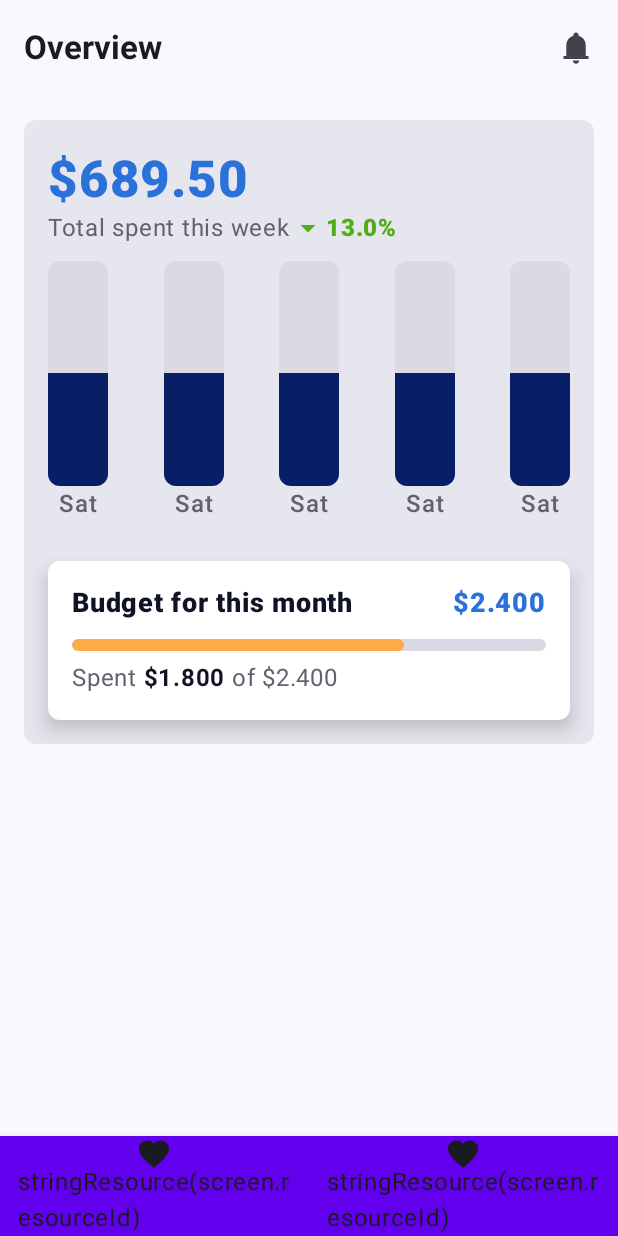
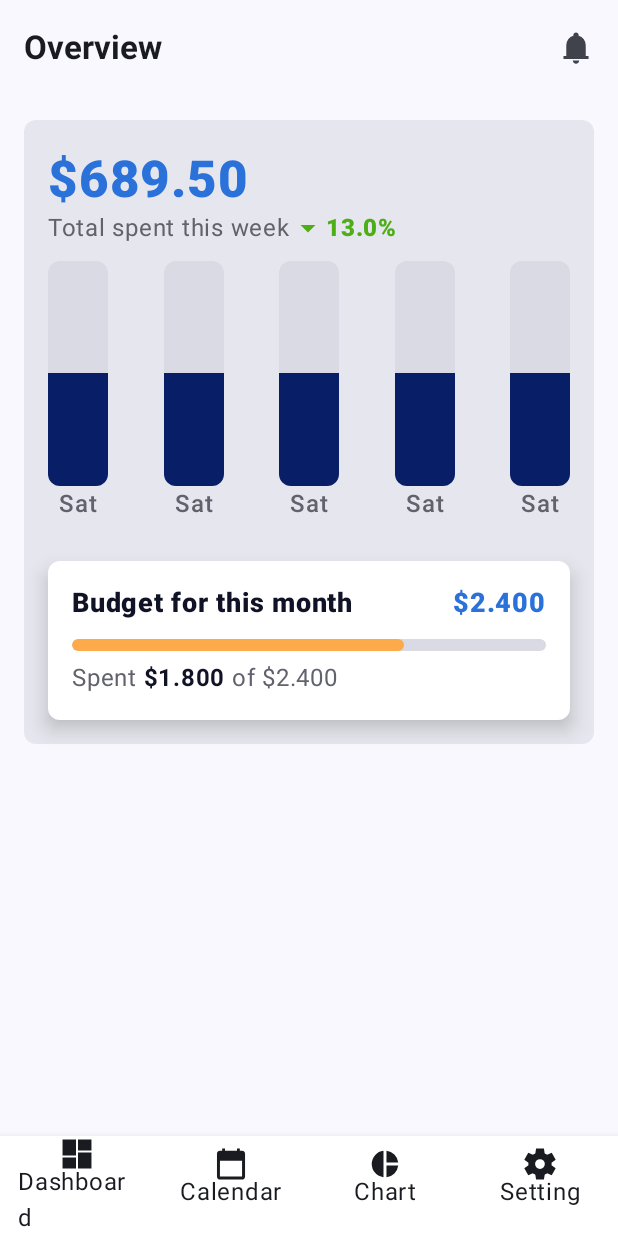
Before and after one commit to 1712916/android-jetpack-compose, an Android app built with Jetpack Compose: the screen it shows after launch (MainActivity), on a phone screen of 412 x 824 dp. Run offline under Robolectric (Android 15) with nearby library versions, the phone set to English and light mode, and no system bars.

Commit message:
update icon and label of bottom nav bar

```diff
--- a/app/src/main/java/com/example/android_jetpack_compose/views/MainView.kt
+++ b/app/src/main/java/com/example/android_jetpack_compose/views/MainView.kt
@@ -1,10 +1,15 @@
 package com.example.android_jetpack_compose.views
 
+import androidx.annotation.DrawableRes
+import androidx.annotation.StringRes
+import androidx.compose.foundation.layout.height
 import androidx.compose.foundation.layout.padding
+import androidx.compose.foundation.layout.width
 import androidx.compose.material.BottomNavigation
 import androidx.compose.material.BottomNavigationItem
 import androidx.compose.material.icons.Icons
 import androidx.compose.material.icons.filled.Favorite
+import androidx.compose.material.icons.filled.Home
 import androidx.compose.material3.ExperimentalMaterial3Api
 import androidx.compose.material3.Icon
 import androidx.compose.material3.Scaffold
@@ -12,26 +17,44 @@ import androidx.compose.material3.Text
 import androidx.compose.runtime.Composable
 import androidx.compose.runtime.getValue
 import androidx.compose.ui.Modifier
+import androidx.compose.ui.graphics.Color
+import androidx.compose.ui.graphics.vector.ImageVector
 import androidx.compose.ui.res.stringResource
+import androidx.compose.ui.res.vectorResource
+import androidx.compose.ui.tooling.preview.Preview
+import androidx.compose.ui.unit.dp
 import androidx.navigation.NavDestination.Companion.hierarchy
 import androidx.navigation.NavGraph.Companion.findStartDestination
-import androidx.navigation.compose.*
+import androidx.navigation.compose.NavHost
+import androidx.navigation.compose.composable
+import androidx.navigation.compose.currentBackStackEntryAsState
 import androidx.navigation.compose.rememberNavController
+import com.example.android_jetpack_compose.R
 
-
+@Preview
 @OptIn(ExperimentalMaterial3Api::class)
 @Composable
 fun MainView() {
     val navController = rememberNavController()
 
     Scaffold(bottomBar = {
-        BottomNavigation {
+        BottomNavigation (
+            backgroundColor = Color.White
+                ) {
             val navBackStackEntry by navController.currentBackStackEntryAsState()
             val currentDestination = navBackStackEntry?.destination
             items.forEach { screen ->
                 BottomNavigationItem(
-                    icon = { Icon(Icons.Filled.Favorite, contentDescription = null) },
-                    label = { Text("stringResource(screen.resourceId)") },
+                    icon = {
+                        Icon(
+                            imageVector = ImageVector.vectorResource(id = screen.iconId),
+                            contentDescription = "Notifications",
+                            modifier = Modifier
+                                .width(24.dp)
+                                .height(24.dp)
+                        )
+                    },
+                    label = { Text(stringResource(screen.labelId)) },
                     selected = currentDestination?.hierarchy?.any { it.route == screen.route } == true,
                     onClick = {
                         navController.navigate(screen.route) {
@@ -51,24 +74,32 @@ fun MainView() {
                 )
             }
         }
-    }) {innerPadding ->
-        NavHost(navController, startDestination = Screen.Profile.route, Modifier.padding(innerPadding)) {
-            composable(Screen.Profile.route) {
-               DashBoardView()
+    }) { innerPadding ->
+        NavHost(
+            navController,
+            startDestination = Screen.Dashboard.route,
+            Modifier.padding(innerPadding)
+        ) {
+            composable(Screen.Dashboard.route) {
+                DashBoardView()
             }
-            composable(Screen.FriendsList.route) {
+            composable(Screen.Calendar.route) {
                 DashBoardView()
             }
         }
     }
 }
 
-sealed class Screen(val route: String) {
-    object Profile : Screen("profile")
-    object FriendsList : Screen("friendslist")
+sealed class Screen(val route: String, @StringRes val labelId: Int, @DrawableRes val iconId: Int) {
+    object Dashboard : Screen("dashboard", R.string.btn_dashboard, R.drawable.ic_dashboard)
+    object Calendar : Screen("calendar", R.string.btn_calendar, R.drawable.ic_calendar)
+    object Chart : Screen("chart", R.string.btn_chart, R.drawable.ic_chart)
+    object Setting : Screen("setting", R.string.btn_setting, R.drawable.ic_setting)
 }
 
 val items = listOf(
-    Screen.Profile,
-    Screen.FriendsList,
+    Screen.Dashboard,
+    Screen.Calendar,
+    Screen.Chart,
+    Screen.Setting,
 )
--- /dev/null
+++ b/app/src/main/res/drawable/ic_calendar.xml
@@ -0,0 +1,10 @@
+<vector xmlns:android="http://schemas.android.com/apk/res/android"
+    android:width="48dp"
+    android:height="48dp"
+    android:viewportWidth="960"
+    android:viewportHeight="960"
+    android:tint="#000000">
+  <path
+      android:fillColor="@android:color/white"
+      android:pathData="M185.09,894.13Q152.58,894.13 129.23,870.78Q105.87,847.42 105.87,814.91L105.87,205.09Q105.87,172.35 129.23,148.83Q152.58,125.3 185.09,125.3L245,125.3L245,65.3L319.61,65.3L319.61,125.3L640.39,125.3L640.39,65.3L715,65.3L715,125.3L774.91,125.3Q807.65,125.3 831.17,148.83Q854.7,172.35 854.7,205.09L854.7,814.91Q854.7,847.42 831.17,870.78Q807.65,894.13 774.91,894.13L185.09,894.13ZM185.09,814.91L774.91,814.91Q774.91,814.91 774.91,814.91Q774.91,814.91 774.91,814.91L774.91,390L185.09,390L185.09,814.91Q185.09,814.91 185.09,814.91Q185.09,814.91 185.09,814.91Z"/>
+</vector>
--- /dev/null
+++ b/app/src/main/res/drawable/ic_chart.xml
@@ -0,0 +1,10 @@
+<vector xmlns:android="http://schemas.android.com/apk/res/android"
+    android:width="48dp"
+    android:height="48dp"
+    android:viewportWidth="960"
+    android:viewportHeight="960"
+    android:tint="#000000">
+  <path
+      android:fillColor="@android:color/white"
+      android:pathData="M519.61,440.39L519.61,127.43Q643.17,138.83 730.96,228.04Q818.74,317.26 832.57,440.39L519.61,440.39ZM439.83,832.57Q305.43,817.61 215.65,716.5Q125.87,615.39 125.87,480Q125.87,344.61 215.65,243.5Q305.43,142.39 439.83,127.43L439.83,832.57ZM519.61,832.57L519.61,520.17L832.57,520.17Q819.3,642.74 731.24,732.24Q643.17,821.74 519.61,832.57Z"/>
+</vector>
--- /dev/null
+++ b/app/src/main/res/drawable/ic_dashboard.xml
@@ -0,0 +1,10 @@
+<vector xmlns:android="http://schemas.android.com/apk/res/android"
+    android:width="48dp"
+    android:height="48dp"
+    android:viewportWidth="960"
+    android:viewportHeight="960"
+    android:tint="#000000">
+  <path
+      android:fillColor="@android:color/white"
+      android:pathData="M506.61,383.78L506.61,94.56L865.44,94.56L865.44,383.78L506.61,383.78ZM94.56,520.74L94.56,94.56L453.39,94.56L453.39,520.74L94.56,520.74ZM506.61,864.31L506.61,437.57L865.44,437.57L865.44,864.31L506.61,864.31ZM94.56,864.31L94.56,574.52L453.39,574.52L453.39,864.31L94.56,864.31Z"/>
+</vector>
--- /dev/null
+++ b/app/src/main/res/drawable/ic_setting.xml
@@ -0,0 +1,10 @@
+<vector xmlns:android="http://schemas.android.com/apk/res/android"
+    android:width="48dp"
+    android:height="48dp"
+    android:viewportWidth="960"
+    android:viewportHeight="960"
+    android:tint="#000000">
+  <path
+      android:fillColor="@android:color/white"
+      android:pathData="M375.57,894.13L355,763.61Q339.39,758.3 320.93,747.72Q302.48,737.13 289.3,726.39L167.35,782.65L61.35,595.48L172.74,514.22Q171.3,506.91 170.8,497.11Q170.3,487.3 170.3,480Q170.3,472.7 170.8,462.89Q171.3,453.09 172.74,445.78L61.35,363.96L167.35,177.91L290.43,233.61Q303.04,223.43 321.22,213.13Q339.39,202.83 355,197.96L375.57,65.3L584.43,65.3L605,196.96Q620.61,202.83 639.28,212.63Q657.96,222.43 670.7,233.61L793.22,177.91L898.65,363.96L786.7,443.78Q788.13,452.09 788.91,461.89Q789.7,471.7 789.7,480Q789.7,488.3 788.91,497.61Q788.13,506.91 786.7,515.22L898.65,595.48L792.65,782.65L670.13,726.39Q656.96,737.13 639.28,747.93Q621.61,758.74 605,763.61L584.43,894.13L375.57,894.13ZM478.87,610Q532.87,610 570.87,572Q608.87,534 608.87,480Q608.87,426 570.87,388Q532.87,350 478.87,350Q424.87,350 386.87,388Q348.87,426 348.87,480Q348.87,534 386.87,572Q424.87,610 478.87,610Z"/>
+</vector>
--- a/app/src/main/res/values/strings.xml
+++ b/app/src/main/res/values/strings.xml
@@ -1,3 +1,7 @@
 <resources>
     <string name="app_name">android-jetpack-compose</string>
+    <string name="btn_dashboard">Dashboard</string>
+    <string name="btn_calendar">Calendar</string>
+    <string name="btn_chart">Chart</string>
+    <string name="btn_setting">Setting</string>
 </resources>
```
